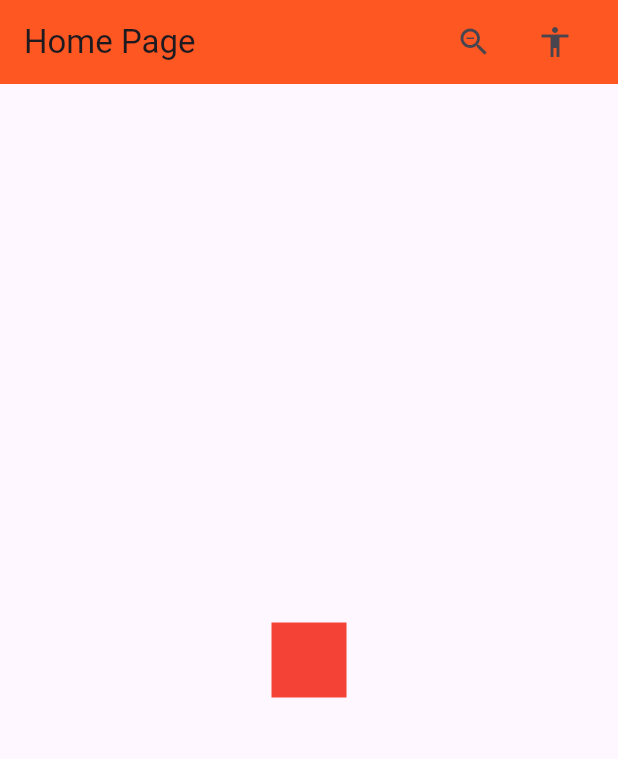
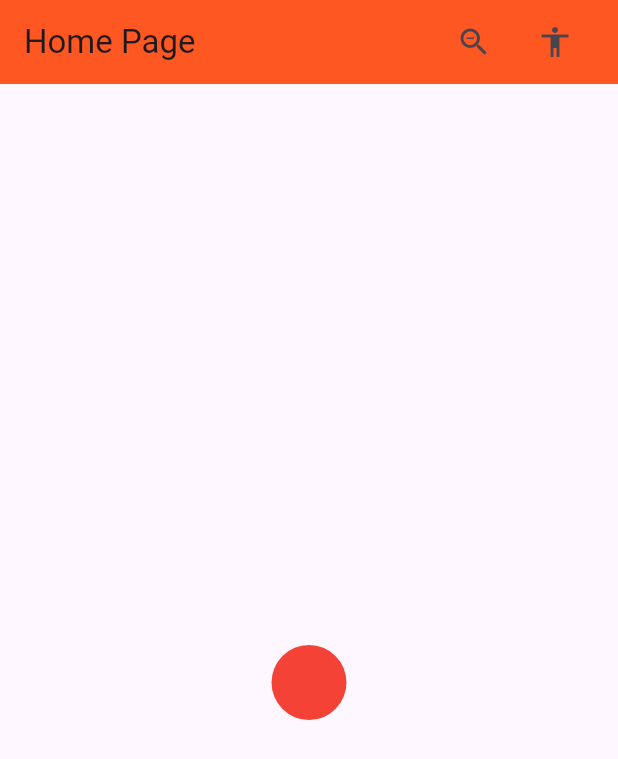
Before and after one commit to ENZHOUHUY/tugas_week_5_1123150029, a Flutter app: the screen it shows after launch, on a phone screen of 412 x 824 dp. Shown: the top 759 px of the screen. Run offline on Flutter 3.47's test engine with Material 3 defaults, Android fonts, the phone set to English and light mode, and no system bars.

Commit message:
kasih margin, jadi bentuk bulat, kasih warna merah

```diff
--- a/lib/main.dart
+++ b/lib/main.dart
@@ -40,7 +40,11 @@ class One extends StatelessWidget {
                   Container(
                     height: 50,
                     width: 50,
-                    color: Colors.red,
+                    margin: EdgeInsets.only(top: 30),
+                    decoration: BoxDecoration(
+                      color: Colors.red,
+                      borderRadius: BorderRadius.circular(100)
+                    ),
                   ),
                 ],
               ),
```
